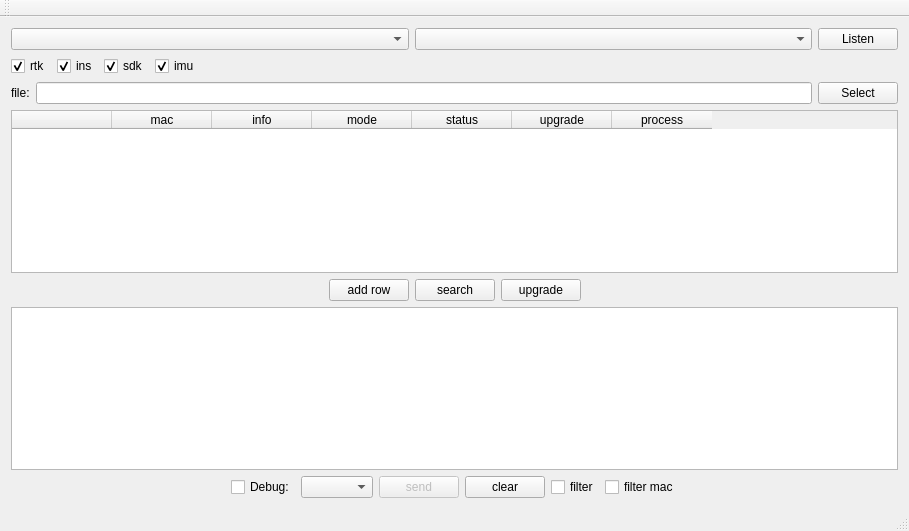
This is Ins401/Ins401/Ins401.ui in aceinnazhangchen/Ins401_tool as Qt 5 draws it before an edit. The edited form follows.
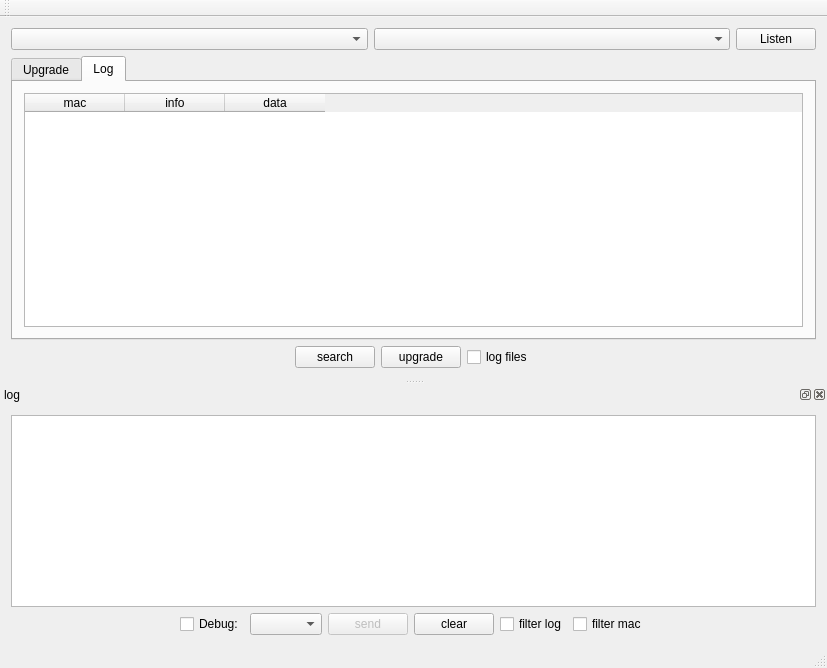
This is the edited form. The open tabs and pages were chosen to show the change.

Commit message: upgrade st9100; log ins401 files

What changed in the file:
```diff
--- a/Ins401/Ins401/Ins401.ui
+++ b/Ins401/Ins401/Ins401.ui
@@ -6,8 +6,8 @@
    <rect>
     <x>0</x>
     <y>0</y>
-    <width>909</width>
-    <height>531</height>
+    <width>827</width>
+    <height>668</height>
    </rect>
   </property>
   <property name="windowTitle">
@@ -16,7 +16,7 @@
   <widget class="QWidget" name="centralWidget">
    <layout class="QVBoxLayout" name="verticalLayout">
     <item>
-     <layout class="QHBoxLayout" name="horizontalLayout" stretch="1,1,0">
+     <layout class="QHBoxLayout" name="horizontalLayout_7" stretch="1,1,0">
       <item>
        <widget class="QComboBox" name="devs_comboBox"/>
       </item>
@@ -33,6 +33,37 @@
      </layout>
     </item>
     <item>
+     <widget class="QTabWidget" name="tabWidget">
+      <property name="currentIndex">
+       <number>0</number>
+      </property>
+      <widget class="QWidget" name="tab">
+       <attribute name="title">
+        <string>Upgrade</string>
+       </attribute>
+       <layout class="QVBoxLayout" name="verticalLayout_2">
+        <item>
+         <layout class="QHBoxLayout" name="horizontalLayout_3">
+          <item>
+           <widget class="QLabel" name="label">
+            <property name="text">
+             <string>file:</string>
+            </property>
+           </widget>
+          </item>
+          <item>
+           <widget class="QLineEdit" name="file_lineEdit"/>
+          </item>
+          <item>
+           <widget class="QPushButton" name="select_pushButton">
+            <property name="text">
+             <string>Select</string>
+            </property>
+           </widget>
+          </item>
+         </layout>
+        </item>
+        <item>
      <layout class="QHBoxLayout" name="horizontalLayout_5">
       <item>
        <widget class="QCheckBox" name="rtk_checkBox">
@@ -56,11 +87,14 @@
       </item>
       <item>
        <widget class="QCheckBox" name="sdk_checkBox">
+            <property name="enabled">
+             <bool>true</bool>
+            </property>
         <property name="text">
-         <string>sdk</string>
+             <string>st9100</string>
         </property>
         <property name="checked">
-         <bool>true</bool>
+             <bool>false</bool>
         </property>
        </widget>
       </item>
@@ -89,27 +123,6 @@
       </item>
      </layout>
     </item>
-    <item>
-     <layout class="QHBoxLayout" name="horizontalLayout_3">
-      <item>
-       <widget class="QLabel" name="label">
-        <property name="text">
-         <string>file:</string>
-        </property>
-       </widget>
-      </item>
-      <item>
-       <widget class="QLineEdit" name="file_lineEdit"/>
-      </item>
-      <item>
-       <widget class="QPushButton" name="select_pushButton">
-        <property name="text">
-         <string>Select</string>
-        </property>
-       </widget>
-      </item>
-     </layout>
-    </item>
     <item>
      <widget class="QTableWidget" name="devs_tableWidget">
       <property name="editTriggers">
@@ -155,6 +168,42 @@
       </column>
      </widget>
     </item>
+       </layout>
+      </widget>
+      <widget class="QWidget" name="tab_2">
+       <attribute name="title">
+        <string>Log</string>
+       </attribute>
+       <layout class="QVBoxLayout" name="verticalLayout_4">
+        <item>
+         <widget class="QTableWidget" name="log_devs_tableWidget">
+          <property name="editTriggers">
+           <set>QAbstractItemView::NoEditTriggers</set>
+          </property>
+          <property name="selectionBehavior">
+           <enum>QAbstractItemView::SelectRows</enum>
+          </property>
+          <column>
+           <property name="text">
+            <string>mac</string>
+           </property>
+          </column>
+          <column>
+           <property name="text">
+            <string>info</string>
+           </property>
+          </column>
+          <column>
+           <property name="text">
+            <string>data</string>
+           </property>
+          </column>
+         </widget>
+        </item>
+       </layout>
+      </widget>
+     </widget>
+    </item>
     <item>
      <layout class="QHBoxLayout" name="horizontalLayout_4">
       <item>
@@ -170,13 +219,6 @@
         </property>
        </spacer>
       </item>
-      <item>
-       <widget class="QPushButton" name="add_row_pushButton">
-        <property name="text">
-         <string>add row</string>
-        </property>
-       </widget>
-      </item>
       <item>
        <widget class="QPushButton" name="search_pushButton">
         <property name="text">
@@ -191,6 +233,16 @@
         </property>
        </widget>
       </item>
+      <item>
+       <widget class="QCheckBox" name="log_checkBox">
+        <property name="text">
+         <string>log files</string>
+        </property>
+        <property name="tristate">
+         <bool>false</bool>
+        </property>
+       </widget>
+      </item>
       <item>
        <spacer name="horizontalSpacer_4">
         <property name="orientation">
@@ -206,6 +258,39 @@
       </item>
      </layout>
     </item>
+   </layout>
+  </widget>
+  <widget class="QMenuBar" name="menuBar">
+   <property name="geometry">
+    <rect>
+     <x>0</x>
+     <y>0</y>
+     <width>827</width>
+     <height>23</height>
+    </rect>
+   </property>
+  </widget>
+  <widget class="QToolBar" name="mainToolBar">
+   <attribute name="toolBarArea">
+    <enum>TopToolBarArea</enum>
+   </attribute>
+   <attribute name="toolBarBreak">
+    <bool>false</bool>
+   </attribute>
+  </widget>
+  <widget class="QStatusBar" name="statusBar"/>
+  <widget class="QDockWidget" name="log_dockWidget">
+   <property name="windowTitle">
+    <string>log</string>
+   </property>
+   <attribute name="dockWidgetArea">
+    <number>8</number>
+   </attribute>
+   <widget class="QWidget" name="dockWidgetContents_2">
+    <layout class="QVBoxLayout" name="verticalLayout_3" stretch="0,0">
+     <property name="sizeConstraint">
+      <enum>QLayout::SetDefaultConstraint</enum>
+     </property>
     <item>
      <widget class="QPlainTextEdit" name="log_plainTextEdit"/>
     </item>
@@ -254,7 +339,7 @@
       <item>
        <widget class="QCheckBox" name="filter_checkBox">
         <property name="text">
-         <string>filter</string>
+          <string>filter log</string>
         </property>
        </widget>
       </item>
@@ -282,25 +367,7 @@
     </item>
    </layout>
   </widget>
-  <widget class="QMenuBar" name="menuBar">
-   <property name="geometry">
-    <rect>
-     <x>0</x>
-     <y>0</y>
-     <width>909</width>
-     <height>30</height>
-    </rect>
-   </property>
   </widget>
-  <widget class="QToolBar" name="mainToolBar">
-   <attribute name="toolBarArea">
-    <enum>TopToolBarArea</enum>
-   </attribute>
-   <attribute name="toolBarBreak">
-    <bool>false</bool>
-   </attribute>
-  </widget>
-  <widget class="QStatusBar" name="statusBar"/>
  </widget>
  <layoutdefault spacing="6" margin="11"/>
  <resources>
```
Lines whose indentation alone changed are shown as unchanged. The commit also changes 12 other files.
